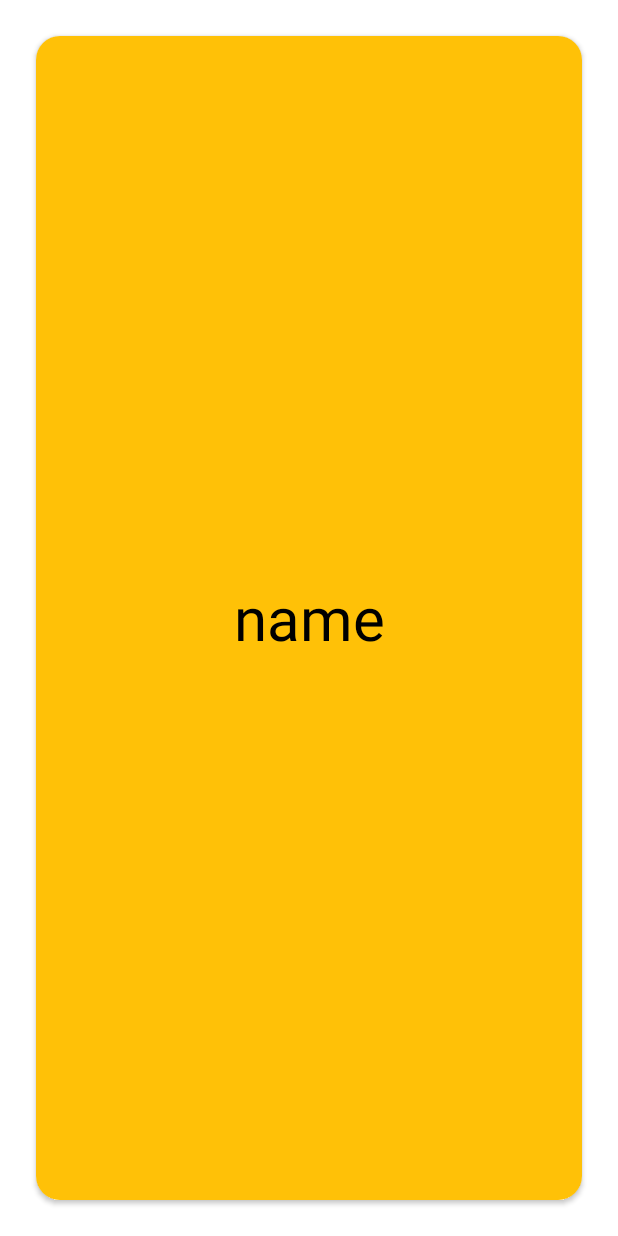
After one commit to hwayeon351/Tinder, an Android app: the layout item_card.xml on its own in the app's theme, with its tools: preview values and no code run, on a phone screen of 412 x 824 dp. The commit adds this screen. Run offline under Robolectric (Android 15) with nearby library versions, the phone set to English and light mode, and no system bars.

Commit message:
Feat: Add user name to Database and add CardStackView

```diff
--- a/app/build.gradle
+++ b/app/build.gradle
@@ -44,5 +44,9 @@ dependencies {
     implementation platform('com.google.firebase:firebase-bom:29.1.0')
     implementation 'com.google.firebase:firebase-analytics-ktx'
     implementation 'com.google.firebase:firebase-auth-ktx'
+    implementation 'com.google.firebase:firebase-database-ktx:20.0.3'
     implementation 'com.facebook.android:facebook-login:8.2.0'
+
+    implementation "com.yuyakaido.android:card-stack-view:2.3.4"
+
 }
--- a/app/src/main/AndroidManifest.xml
+++ b/app/src/main/AndroidManifest.xml
@@ -41,6 +41,9 @@
                 <data android:scheme="@string/fb_login_protocol_scheme" />
             </intent-filter>
         </activity>
+
+        <activity android:name=".LikeActviity"/>
+
     </application>
 
 </manifest>
--- /dev/null
+++ b/app/src/main/java/com/example/tinder/CardItem.kt
@@ -0,0 +1,6 @@
+package com.example.tinder
+
+data class CardItem(
+    val userId: String,
+    val name: String
+)
--- a/app/src/main/java/com/example/tinder/MainActivity.kt
+++ b/app/src/main/java/com/example/tinder/MainActivity.kt
@@ -22,6 +22,8 @@ class MainActivity : AppCompatActivity() {
 
         if (auth.currentUser == null) {
             startActivity(Intent(this, LoginActivity::class.java))
+        } else {
+            startActivity(Intent(this, LikeActviity::class.java))
         }
     }
 }
--- /dev/null
+++ b/app/src/main/res/layout/item_card.xml
@@ -0,0 +1,25 @@
+<?xml version="1.0" encoding="utf-8"?>
+<androidx.cardview.widget.CardView xmlns:android="http://schemas.android.com/apk/res/android"
+    xmlns:app="http://schemas.android.com/apk/res-auto"
+    android:layout_width="match_parent"
+    android:layout_height="match_parent"
+    android:layout_margin="24dp"
+    app:cardCornerRadius="16dp">
+
+    <LinearLayout
+        android:layout_width="match_parent"
+        android:layout_height="match_parent"
+        android:background="#FFC107">
+
+        <TextView
+            android:id="@+id/nameTextView"
+            android:layout_width="match_parent"
+            android:layout_height="match_parent"
+            android:gravity="center"
+            android:text="name"
+            android:textColor="@color/black"
+            android:textSize="40sp" />
+
+    </LinearLayout>
+
+</androidx.cardview.widget.CardView>
```
Also changed, not shown: app/src/main/java/com/example/tinder/CardItemAdapter.kt (added, +40 -0 lines), app/src/main/java/com/example/tinder/LikeActviity.kt (added, +113 -0 lines), app/src/main/java/com/example/tinder/LoginActivity.kt (+18 -2 lines), app/src/main/res/layout/activity_like.xml (added, +16 -0 lines).
